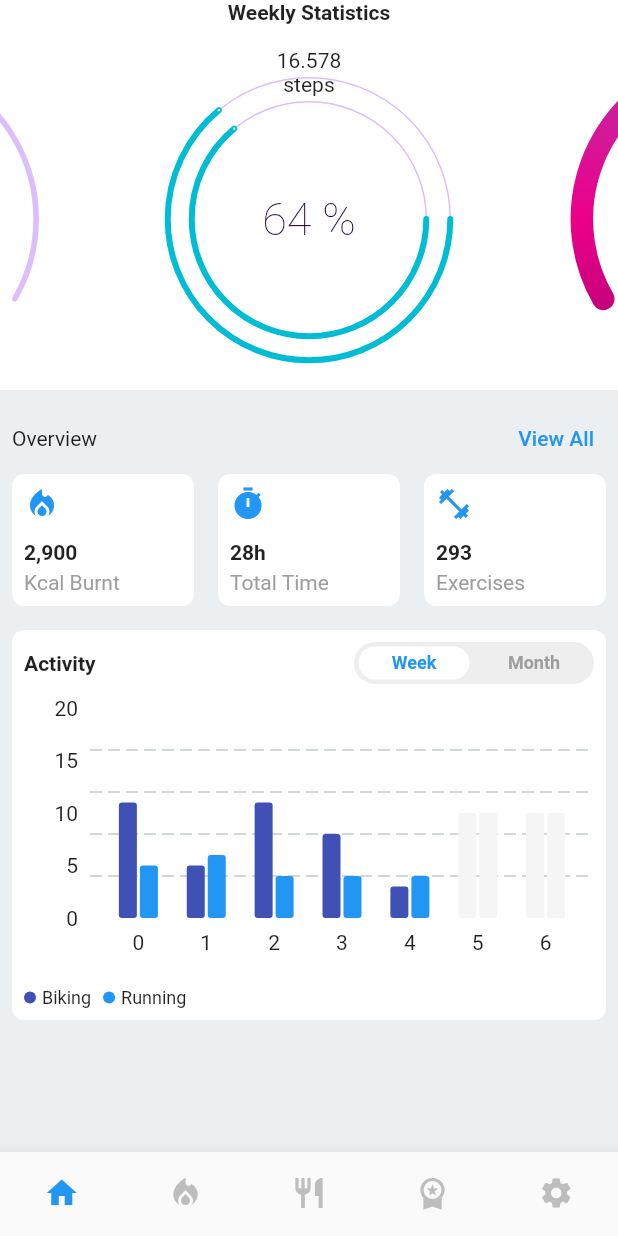
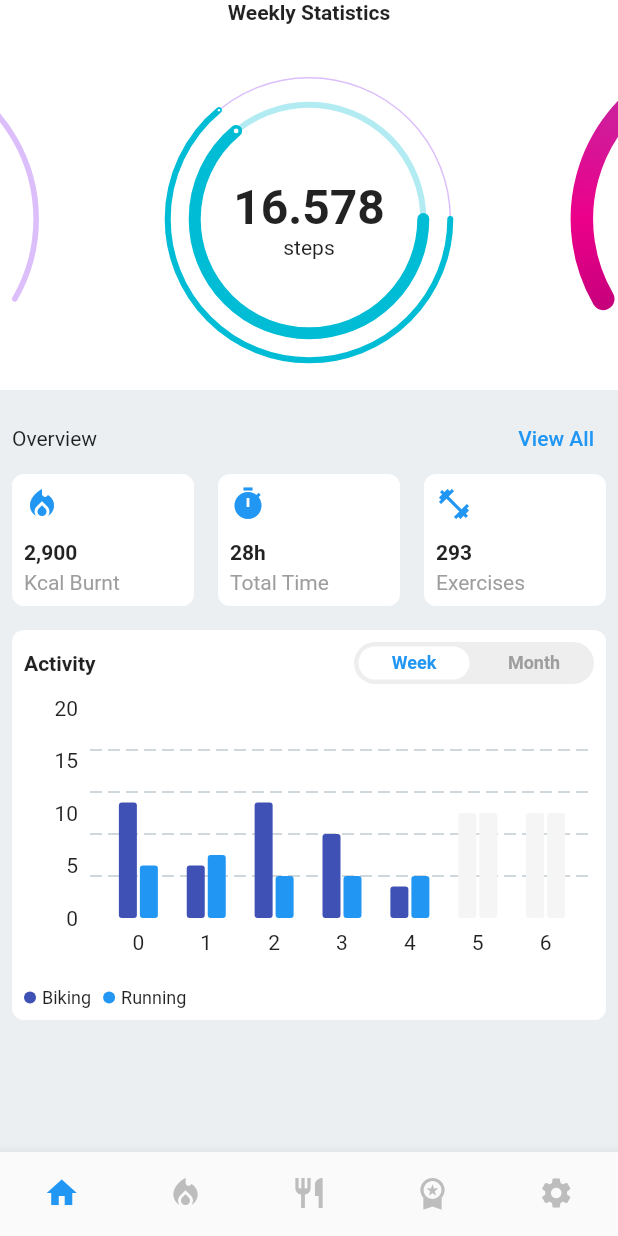
Before and after one commit to JAICHANGPARK/flutter_notebook_19th_story, a Flutter app: the FitnessMobileMainPage screen opened directly, on a phone screen of 412 x 824 dp. Run offline on Flutter 3.47's test engine with Material 2 defaults, Android fonts, the phone set to English and light mode, and no system bars; drawn by our look-alikes of fl_chart, sleek_circular_slider; our stand-ins replace bubble_tab_indicator, cached_network_image, countup, flutter_riverpod, freezed_annotation, smooth_page_indicator and 1 more; network calls fail.

Commit message:
Update fitness_home_widget.dart

```diff
--- a/lib/ep1143_fitness_mobile_app/src/ui/widget/fitness_home_widget.dart
+++ b/lib/ep1143_fitness_mobile_app/src/ui/widget/fitness_home_widget.dart
@@ -52,17 +52,22 @@ class _FitnessHomeWidgetState extends State<FitnessHomeWidget> {
                               appearance: CircularSliderAppearance(
                                 angleRange: 360.0,
                                 startAngle: 0,
-                                customWidths: CustomSliderWidths(progressBarWidth: 4),
+                                customWidths: CustomSliderWidths(progressBarWidth: 8,
+                                trackWidth: 4
+                                ),
                                 customColors: CustomSliderColors(
                                   progressBarColor: Colors.cyan,
+                                  trackColor: Colors.cyan[100]
                                 ),
                               ),
-                              innerWidget: (p){
+                              innerWidget: (p) {
                                 return Column(
-                                  children: [
-                                    Text("16.578"),
-                                    Text("steps")
-                                  ],
+                                  mainAxisAlignment: MainAxisAlignment.center,
+                                  children: [Text("16.578",
+                                  style: TextStyle(
+                                    fontWeight: FontWeight.bold,
+                                    fontSize: 32
+                                  ),), Text("steps")],
                                 );
                               },
                               max: 100,
@@ -84,6 +89,9 @@ class _FitnessHomeWidgetState extends State<FitnessHomeWidget> {
                                   progressBarColor: Colors.cyan,
                                 ),
                               ),
+                              innerWidget: (p) {
+                                return Container();
+                              },
                               max: 100,
                               min: 0,
                               initialValue: 64,
```
